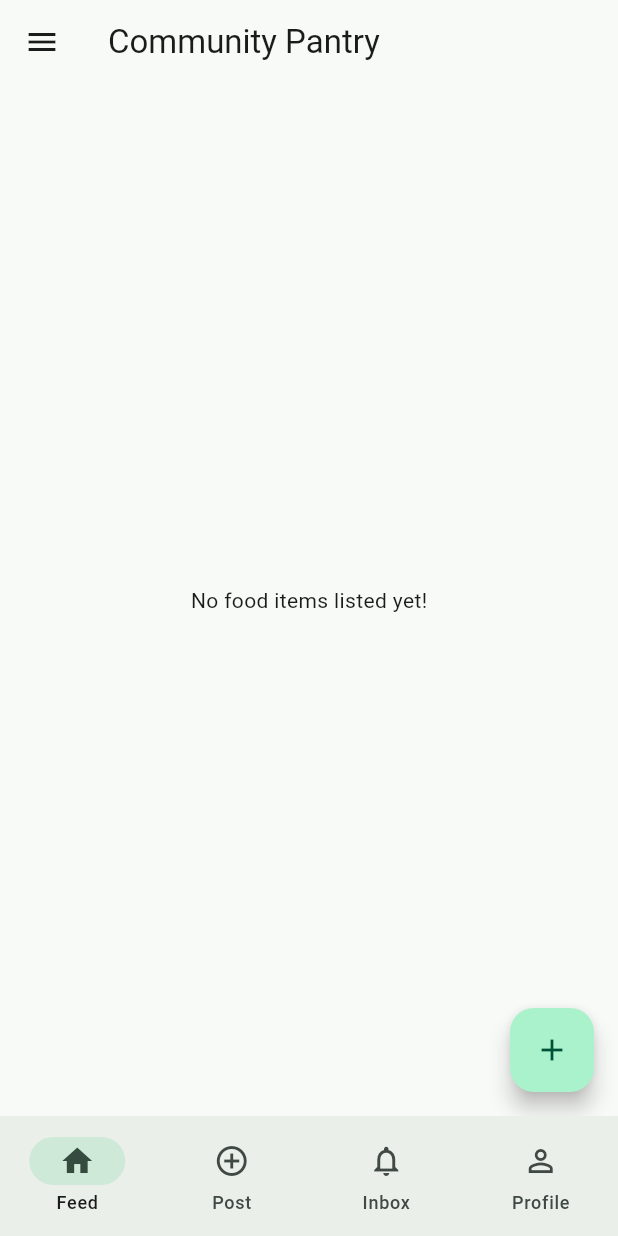
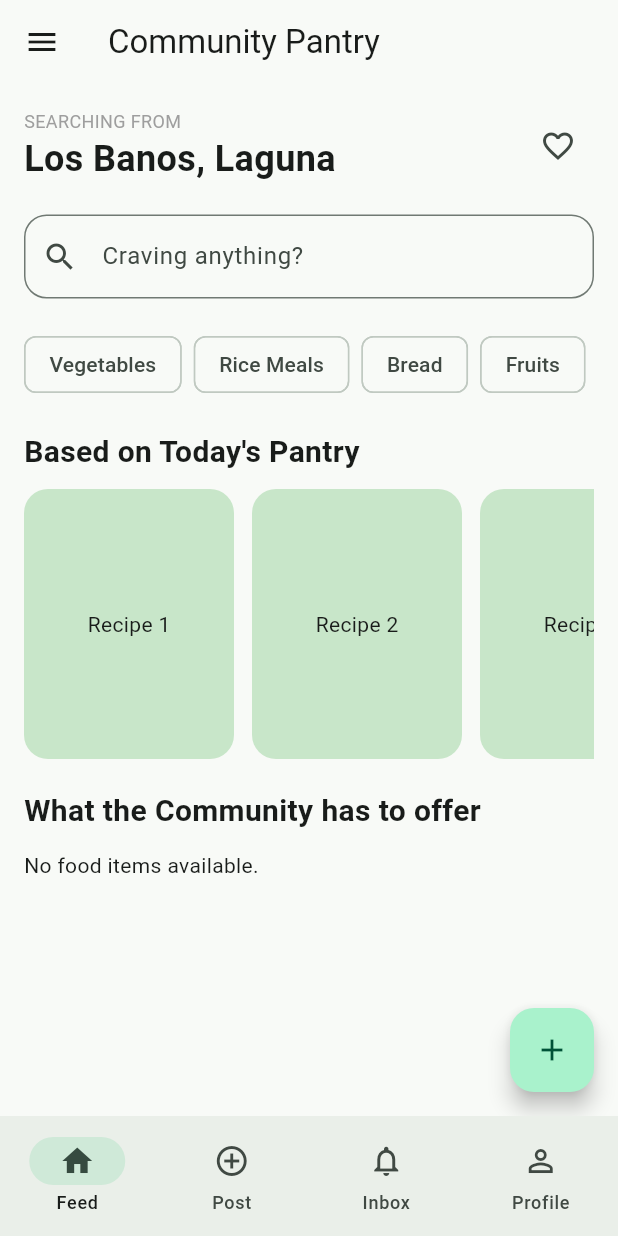
Before and after one commit to joashii/cmsc23-final-project, a Flutter app: the screen it shows once a user with an empty profile is signed in, on a phone screen of 412 x 824 dp. Run offline on Flutter 3.47's test engine with Material 3 defaults, Android fonts, the light colour scheme and no system bars; our stand-ins replace camera, cloud_firestore, firebase_auth, firebase_core, image_picker; accounts and stored records are empty; generated files the repository leaves out were written again.

Commit message:
Integrate Firebase user registration and redesign feed UI

```diff
--- a/lib/screens/feed.dart
+++ b/lib/screens/feed.dart
@@ -93,59 +93,173 @@ class _FoodFeedPageState extends State<FoodFeedPage> {
           ],
         ),
       ),
-      body: StreamBuilder(
+      body: SingleChildScrollView(
+        child: Padding(
+          padding: const EdgeInsets.all(16),
+          child: Column(
+            crossAxisAlignment: CrossAxisAlignment.start,
+            children: [
+              // Location header section
+              _buildHeader(),
+              const SizedBox(height: 20),
+
+              // Search bar for food cravings/search queries
+              _buildSearchBar(),
+              const SizedBox(height: 20),
+
+              // Horizontal food category filters
+              _buildCategoryChips(),
+              const SizedBox(height: 20),
+
+              // Suggested recipes based on pantry items
+              _buildRecipeSection(),
+              const SizedBox(height: 20),
+
+              // Community food listings from Firestore
+              _buildCommunitySection(),
+            ],
+          ),
+        ),
+      ),
+      floatingActionButton: FloatingActionButton(
+        child: const Icon(Icons.add),
+        onPressed: () => Navigator.pushNamed(context, '/post-item'),
+      ),
+    );
+  }
+
+  // Displays user's current location and favorites button
+  Widget _buildHeader() {
+    return Row(
+      mainAxisAlignment: MainAxisAlignment.spaceBetween,
+      children: [
+        Column(
+          crossAxisAlignment: CrossAxisAlignment.start,
+          children: const [
+            Text(
+              "SEARCHING FROM",
+              style: TextStyle(color: Colors.grey, fontSize: 12),
+            ),
+            Text(
+              "Los Banos, Laguna",
+              style: TextStyle(fontSize: 24, fontWeight: FontWeight.bold),
+            ),
+          ],
+        ),
+        IconButton(onPressed: () {}, icon: const Icon(Icons.favorite_border)),
+      ],
+    );
+  }
+
+  // Search input for food items or cravings
+  Widget _buildSearchBar() {
+    return TextField(
+      decoration: InputDecoration(
+        hintText: "Craving anything?",
+        prefixIcon: const Icon(Icons.search),
+        border: OutlineInputBorder(borderRadius: BorderRadius.circular(15)),
+      ),
+    );
+  }
+
+  // Horizontal list of food categories
+  Widget _buildCategoryChips() {
+    final categories = ["Vegetables", "Rice Meals", "Bread", "Fruits"];
+
+    return SingleChildScrollView(
+      scrollDirection: Axis.horizontal,
+      child: Row(
+        children: categories.map((category) {
+          return Padding(
+            padding: const EdgeInsets.only(right: 8),
+            child: Chip(label: Text(category)),
+          );
+        }).toList(),
+      ),
+    );
+  }
+
+  // Displays recommended recipes section
+  Widget _buildRecipeSection() {
+    return Column(
+      crossAxisAlignment: CrossAxisAlignment.start,
+      children: [
+        const Text(
+          "Based on Today's Pantry",
+          style: TextStyle(fontSize: 20, fontWeight: FontWeight.bold),
+        ),
+        const SizedBox(height: 10),
+        SizedBox(
+          height: 180,
+          child: ListView.builder(
+            scrollDirection: Axis.horizontal,
+            itemCount: 4,
+            itemBuilder: (context, index) {
+              return Container(
+                width: 140,
+                margin: const EdgeInsets.only(right: 12),
+                decoration: BoxDecoration(
+                  color: Colors.green.shade100,
+                  borderRadius: BorderRadius.circular(16),
+                ),
+                child: Center(child: Text("Recipe ${index + 1}")),
+              );
+            },
+          ),
+        ),
+      ],
+    );
+  }
+
+  // Fetches and displays community food posts from Firestore
+  Widget _buildCommunitySection() {
+    return Column(
+      crossAxisAlignment: CrossAxisAlignment.start,
+      children: [
+        const Text(
+          "What the Community has to offer",
+          style: TextStyle(fontSize: 20, fontWeight: FontWeight.bold),
+        ),
+        const SizedBox(height: 12),
+
+        StreamBuilder(
           stream: FirebasePantryAPI().getAllItems(),
           builder: (context, AsyncSnapshot<QuerySnapshot> snapshot) {
             if (snapshot.hasError) {
-            // PRO-TIP: Printing the actual error to your terminal console
-            // stops you from guessing why the stream failed.
-            debugPrint("Firestore Stream Error: ${snapshot.error}");
-            return Center(
-              child: Padding(
-                padding: const EdgeInsets.all(16.0),
-                child: Text("Error loading feed: ${snapshot.error}"),
-              ),
-            );
+              return Text("Error: ${snapshot.error}");
             }
-          if (snapshot.connectionState == ConnectionState.waiting) {
+
+            if (!snapshot.hasData) {
               return const Center(child: CircularProgressIndicator());
             }
 
-          if (!snapshot.hasData || snapshot.data!.docs.isEmpty) {
-            return const Center(child: Text("No food items listed yet!"));
+            if (snapshot.data!.docs.isEmpty) {
+              return const Text("No food items available.");
             }
 
-          return ListView.builder(
-            itemCount: snapshot.data!.docs.length,
-            itemBuilder: (context, index) {
-              Map<String, dynamic> data =
-                  snapshot.data!.docs[index].data() as Map<String, dynamic>;
+            return Column(
+              children: snapshot.data!.docs.map((doc) {
+                Map<String, dynamic> data = doc.data() as Map<String, dynamic>;
 
-              // ─── NULL-SAFE PARSING FOR TIMESTAMPS ───
-              Timestamp? expiryTimestamp = data['expirationDate'] as Timestamp?;
-              DateTime expiryDate = expiryTimestamp != null
-                  ? expiryTimestamp.toDate()
-                  : DateTime.now().add(
-                      const Duration(days: 3),
-                    ); // 3-day fallback
+                String itemName = data['name'] ?? "Unnamed Item";
+                var quantity = data['quantity'] ?? 1;
+                String itemStatus = data['status'] ?? "Available";
 
-              String formattedDate =
-                  "${expiryDate.year}-${expiryDate.month}-${expiryDate.day}";
+                return Card(
+                  margin: const EdgeInsets.only(bottom: 12),
+                  shape: RoundedRectangleBorder(
+                    borderRadius: BorderRadius.circular(16),
+                  ),
+                  child: ListTile(
+                    leading: const Icon(Icons.fastfood),
+                    title: Text(itemName),
+                    subtitle: Text("Qty: $quantity"),
 
-              // ─── DEFENSIVE BACKUPS FOR OTHER FIELDS ───
-              String itemName = data['name'] ?? 'Unnamed Item';
-              var quantity = data['quantity'] ?? 1;
-              String itemStatus = data['status'] ?? 'Available';
-
-              return ListTile(
-                title: Text(itemName),
-                subtitle: Text("Qty: $quantity | Expires: $formattedDate"),
-                trailing: itemStatus == 'Available'
+                    trailing: itemStatus == "Available"
                         ? ElevatedButton(
                             onPressed: () async {
-                          String docId = snapshot.data!.docs[index].id;
                               await FirebasePantryAPI().updateItemStatus(
-                            docId,
+                                doc.id,
                                 "Reserved",
                               );
                             },
@@ -155,19 +269,17 @@ class _FoodFeedPageState extends State<FoodFeedPage> {
                             "Reserved",
                             style: TextStyle(color: Colors.orange),
                           ),
+
                     onLongPress: () async {
-                  String docId = snapshot.data!.docs[index].id;
-                  await FirebasePantryAPI().deleteFoodItem(docId);
+                      await FirebasePantryAPI().deleteFoodItem(doc.id);
                     },
+                  ),
                 );
-            },
+              }).toList(),
             );
           },
         ),
-      floatingActionButton: FloatingActionButton(
-        child: const Icon(Icons.add),
-        onPressed: () => Navigator.pushNamed(context, '/post-item'),
-      ),
+      ],
     );
   }
 }
```
Also changed, not shown: lib/api/auth.api.dart (+15 -4 lines), lib/screens/account-creation/identity_verification.dart (+29 -3 lines), 16 other files. Lines whose indentation alone changed are shown as unchanged.
